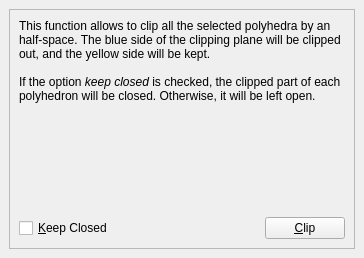
Old version of the form Polyhedron/demo/Polyhedron/Plugins/Operations_on_polyhedra/Clip_polyhedron_plugin.ui in the repository maxGimeno/cgal.
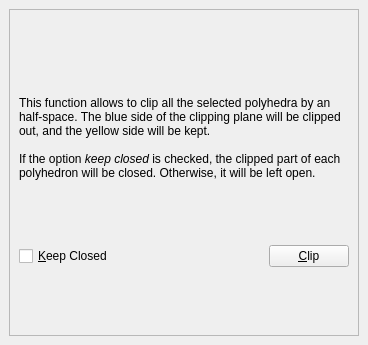
New version of the form.

```diff
--- a/Polyhedron/demo/Polyhedron/Plugins/Operations_on_polyhedra/Clip_polyhedron_plugin.ui
+++ b/Polyhedron/demo/Polyhedron/Plugins/Operations_on_polyhedra/Clip_polyhedron_plugin.ui
@@ -6,8 +6,8 @@
    <rect>
     <x>0</x>
     <y>0</y>
-    <width>364</width>
-    <height>258</height>
+    <width>368</width>
+    <height>345</height>
    </rect>
   </property>
   <property name="windowTitle">
@@ -25,38 +25,43 @@
         <rect>
          <x>0</x>
          <y>0</y>
-         <width>330</width>
-         <height>269</height>
+         <width>348</width>
+         <height>306</height>
         </rect>
        </property>
        <layout class="QVBoxLayout" name="verticalLayout_4">
         <item>
          <layout class="QVBoxLayout" name="verticalLayout_3">
           <item>
-           <layout class="QVBoxLayout" name="verticalLayout">
+           <layout class="QVBoxLayout" name="verticalLayout" stretch="1,0">
+            <property name="sizeConstraint">
+             <enum>QLayout::SetMaximumSize</enum>
+            </property>
             <item>
              <widget class="QLabel" name="label">
+              <property name="sizePolicy">
+               <sizepolicy hsizetype="Preferred" vsizetype="Ignored">
+                <horstretch>0</horstretch>
+                <verstretch>0</verstretch>
+               </sizepolicy>
+              </property>
+              <property name="maximumSize">
+               <size>
+                <width>16777215</width>
+                <height>162</height>
+               </size>
+              </property>
               <property name="text">
                <string>&lt;html&gt;&lt;head/&gt;&lt;body&gt;&lt;p&gt;This function allows to clip all the selected polyhedra by an half-space. The blue side of the clipping plane will be clipped out, and the yellow side will be kept.&lt;br/&gt;&lt;br/&gt;If the option &lt;span style=&quot; font-style:italic;&quot;&gt;keep closed&lt;/span&gt; is checked, the clipped part of each polyhedron will be closed. Otherwise, it will be left open.&lt;/p&gt;&lt;p&gt;&lt;br/&gt;&lt;/p&gt;&lt;/body&gt;&lt;/html&gt;</string>
               </property>
               <property name="wordWrap">
                <bool>true</bool>
               </property>
+              <property name="textInteractionFlags">
+               <set>Qt::NoTextInteraction</set>
+              </property>
              </widget>
             </item>
-            <item>
-             <spacer name="verticalSpacer">
-              <property name="orientation">
-               <enum>Qt::Vertical</enum>
-              </property>
-              <property name="sizeHint" stdset="0">
-               <size>
-                <width>20</width>
-                <height>40</height>
-               </size>
-              </property>
-             </spacer>
-            </item>
             <item>
              <layout class="QHBoxLayout" name="horizontalLayout">
               <item>
@@ -94,9 +99,6 @@
               </item>
              </layout>
             </item>
-            <item>
-             <layout class="QHBoxLayout" name="horizontalLayout_2"/>
-            </item>
            </layout>
           </item>
          </layout>
```
